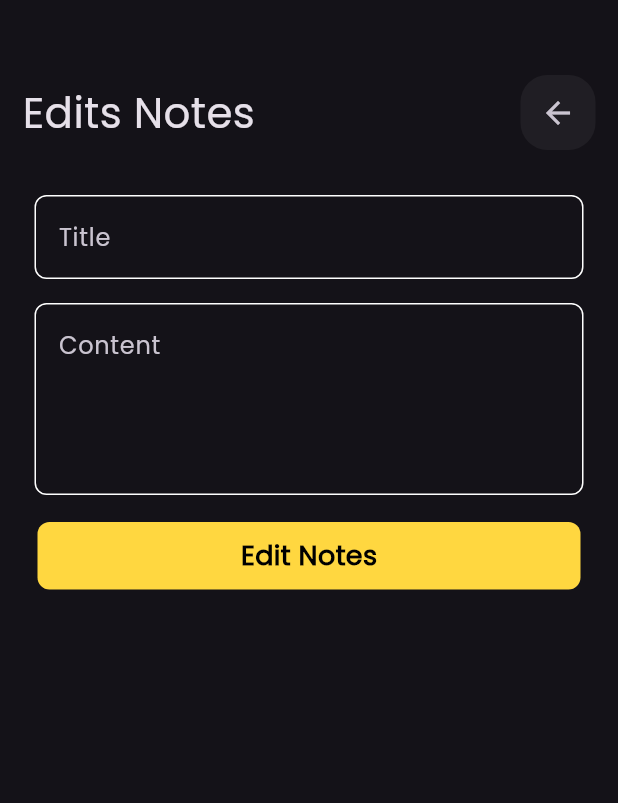
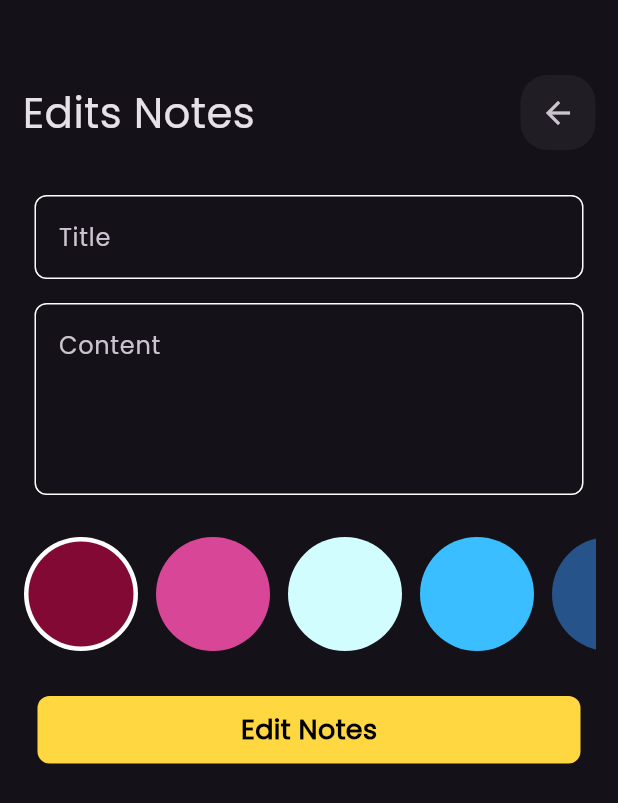
Before and after one commit to anas0952/notes-app, a Flutter app: the NotesEditApp screen opened directly with empty values, on a phone screen of 412 x 824 dp. Shown: the top 803 px of the screen. Run offline on Flutter 3.47's test engine with Material 3 defaults, Android fonts, the phone set to English and light mode, and no system bars; our stand-ins replace bloc, flutter_bloc, hive, hive_flutter; accounts and stored records are empty.

Commit message:
add colors 'notes'

```diff
--- a/lib/cubits/add_notes_cubit/add_notes_cubit.dart
+++ b/lib/cubits/add_notes_cubit/add_notes_cubit.dart
@@ -11,6 +11,7 @@ class AddNotesCubit extends Cubit<AddNotesState> {
 
   addNote(NotesModel notesModel) async {
     notesModel.color = color.value;
+
     emit(AddNotesLoading());
     Box<NotesModel> notesBox = Hive.box<NotesModel>(kHivebox);
     notesBox.add(notesModel);
--- a/lib/widgets/coustom-notesview.dart
+++ b/lib/widgets/coustom-notesview.dart
@@ -47,7 +47,7 @@ class CoustomNotesView extends StatelessWidget {
                   icon: const Icon(
                     FontAwesomeIcons.trash,
                     size: 24,
-                    color: Colors.black,
+                    color: Colors.white,
                   )),
             ),
             Padding(
--- a/lib/widgets/edits-notes-view.dart
+++ b/lib/widgets/edits-notes-view.dart
@@ -4,6 +4,7 @@ import 'package:notes_app_view/view/notes-view.dart';
 import 'package:notes_app_view/widgets/cousstome-textfailed.dart';
 import 'package:notes_app_view/widgets/coustom-button.dart';
 import 'package:notes_app_view/widgets/coustom-appbar.dart';
+import 'package:notes_app_view/widgets/items_color.dart';
 
 class EditNotesViewBody extends StatefulWidget {
   const EditNotesViewBody({
@@ -52,6 +53,13 @@ class _EditNotesViewBodyState extends State<EditNotesViewBody> {
             subTitle = val;
           },
         ),
+        const SizedBox(
+          height: 20,
+        ),
+        const ListItemsColors(),
+        const SizedBox(
+          height: 20,
+        ),
         CoustomButton(
           text: 'Edit Notes',
           onTap: () {
--- a/lib/widgets/items_color.dart
+++ b/lib/widgets/items_color.dart
@@ -33,7 +33,6 @@ class ItemsColors extends StatelessWidget {
 
 class ListItemsColors extends StatefulWidget {
   const ListItemsColors({super.key});
-
   @override
   State<ListItemsColors> createState() => _ListItemsColorsState();
 }
```
